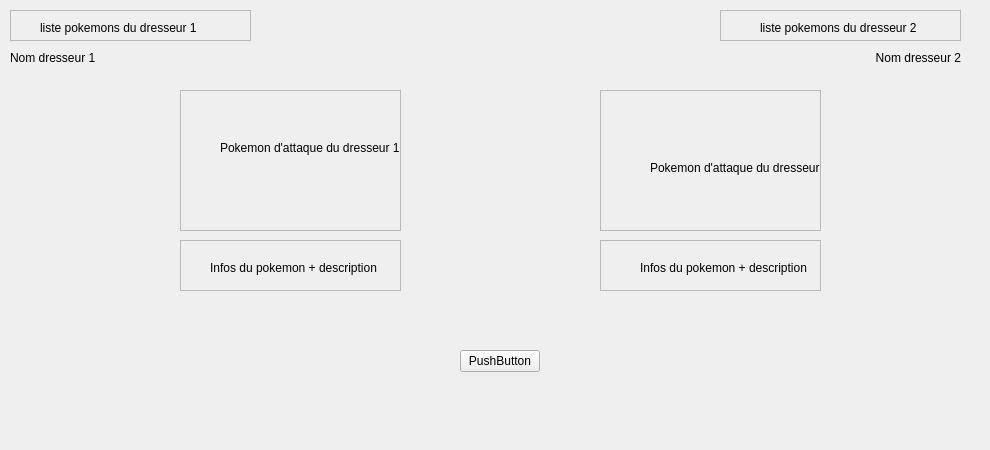
Before: the Qt Designer form attackwidget.ui in s1nyx/TP-Pokemon, drawn with Qt 5.
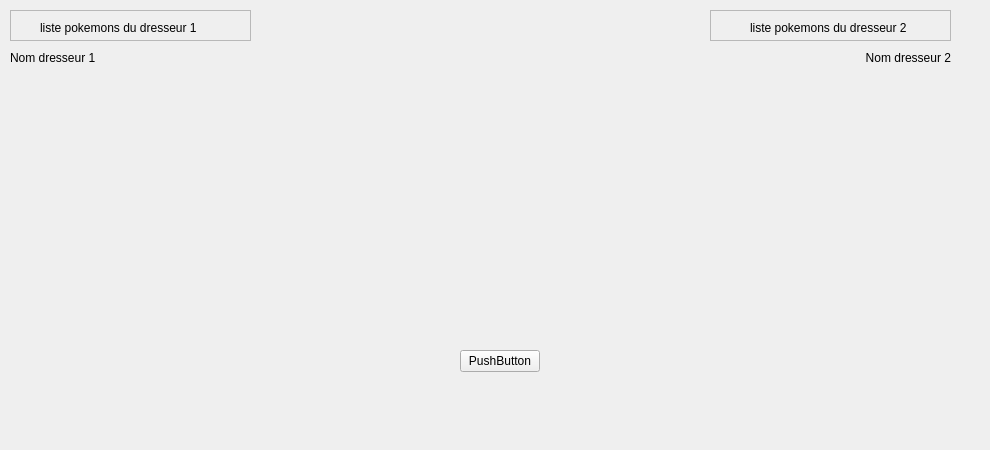
After: the same form once the commit is applied.

```diff
--- a/attackwidget.ui
+++ b/attackwidget.ui
@@ -58,7 +58,7 @@
   <widget class="QFrame" name="frame_2">
    <property name="geometry">
     <rect>
-     <x>720</x>
+     <x>710</x>
      <y>10</y>
      <width>241</width>
      <height>31</height>
@@ -84,122 +84,6 @@
     </property>
    </widget>
   </widget>
-  <widget class="QFrame" name="frame_3">
-   <property name="geometry">
-    <rect>
-     <x>180</x>
-     <y>90</y>
-     <width>221</width>
-     <height>141</height>
-    </rect>
-   </property>
-   <property name="frameShape">
-    <enum>QFrame::StyledPanel</enum>
-   </property>
-   <property name="frameShadow">
-    <enum>QFrame::Raised</enum>
-   </property>
-   <widget class="QLabel" name="label_3">
-    <property name="geometry">
-     <rect>
-      <x>40</x>
-      <y>50</y>
-      <width>181</width>
-      <height>16</height>
-     </rect>
-    </property>
-    <property name="text">
-     <string>Pokemon d'attaque du dresseur 1</string>
-    </property>
-   </widget>
-  </widget>
-  <widget class="QFrame" name="frame_4">
-   <property name="geometry">
-    <rect>
-     <x>600</x>
-     <y>90</y>
-     <width>221</width>
-     <height>141</height>
-    </rect>
-   </property>
-   <property name="frameShape">
-    <enum>QFrame::StyledPanel</enum>
-   </property>
-   <property name="frameShadow">
-    <enum>QFrame::Raised</enum>
-   </property>
-   <widget class="QLabel" name="label_4">
-    <property name="geometry">
-     <rect>
-      <x>50</x>
-      <y>70</y>
-      <width>171</width>
-      <height>16</height>
-     </rect>
-    </property>
-    <property name="text">
-     <string>Pokemon d'attaque du dresseur 2</string>
-    </property>
-   </widget>
-  </widget>
-  <widget class="QFrame" name="frame_5">
-   <property name="geometry">
-    <rect>
-     <x>180</x>
-     <y>240</y>
-     <width>221</width>
-     <height>51</height>
-    </rect>
-   </property>
-   <property name="frameShape">
-    <enum>QFrame::StyledPanel</enum>
-   </property>
-   <property name="frameShadow">
-    <enum>QFrame::Raised</enum>
-   </property>
-   <widget class="QLabel" name="label_5">
-    <property name="geometry">
-     <rect>
-      <x>30</x>
-      <y>20</y>
-      <width>171</width>
-      <height>16</height>
-     </rect>
-    </property>
-    <property name="text">
-     <string>Infos du pokemon + description</string>
-    </property>
-   </widget>
-  </widget>
-  <widget class="QFrame" name="frame_6">
-   <property name="geometry">
-    <rect>
-     <x>600</x>
-     <y>240</y>
-     <width>221</width>
-     <height>51</height>
-    </rect>
-   </property>
-   <property name="frameShape">
-    <enum>QFrame::StyledPanel</enum>
-   </property>
-   <property name="frameShadow">
-    <enum>QFrame::Raised</enum>
-   </property>
-   <widget class="QLabel" name="label_6">
-    <property name="geometry">
-     <rect>
-      <x>40</x>
-      <y>20</y>
-      <width>171</width>
-      <height>16</height>
-     </rect>
-    </property>
-    <property name="text">
-     <string>Infos du pokemon + description</string>
-    </property>
-   </widget>
-  </widget>
   <widget class="QLabel" name="trainer1Name">
    <property name="geometry">
     <rect>
@@ -216,7 +100,7 @@
   <widget class="QLabel" name="trainer2Name">
    <property name="geometry">
     <rect>
-     <x>870</x>
+     <x>860</x>
      <y>50</y>
      <width>91</width>
      <height>16</height>
@@ -229,6 +113,73 @@
     <set>Qt::AlignRight|Qt::AlignTrailing|Qt::AlignVCenter</set>
    </property>
   </widget>
+  <widget class="QLabel" name="trainer1Pokemon">
+   <property name="geometry">
+    <rect>
+     <x>10</x>
+     <y>80</y>
+     <width>271</width>
+     <height>191</height>
+    </rect>
+   </property>
+   <property name="text">
+    <string/>
+   </property>
+  </widget>
+  <widget class="QLabel" name="trainer2Pokemon">
+   <property name="geometry">
+    <rect>
+     <x>680</x>
+     <y>80</y>
+     <width>271</width>
+     <height>191</height>
+    </rect>
+   </property>
+   <property name="text">
+    <string/>
+   </property>
+  </widget>
+  <widget class="QLabel" name="trainer1PokemonDescription">
+   <property name="geometry">
+    <rect>
+     <x>20</x>
+     <y>290</y>
+     <width>171</width>
+     <height>41</height>
+    </rect>
+   </property>
+   <property name="acceptDrops">
+    <bool>false</bool>
+   </property>
+   <property name="text">
+    <string/>
+   </property>
+   <property name="alignment">
+    <set>Qt::AlignLeading|Qt::AlignLeft|Qt::AlignVCenter</set>
+   </property>
+   <property name="wordWrap">
+    <bool>true</bool>
+   </property>
+  </widget>
+  <widget class="QLabel" name="trainer2PokemonDescription">
+   <property name="geometry">
+    <rect>
+     <x>780</x>
+     <y>290</y>
+     <width>171</width>
+     <height>41</height>
+    </rect>
+   </property>
+   <property name="text">
+    <string/>
+   </property>
+   <property name="alignment">
+    <set>Qt::AlignRight|Qt::AlignTrailing|Qt::AlignVCenter</set>
+   </property>
+   <property name="wordWrap">
+    <bool>true</bool>
+   </property>
+  </widget>
  </widget>
  <resources/>
  <connections/>
```
